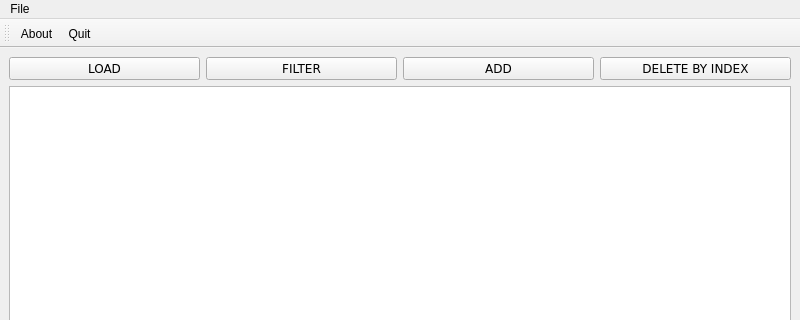
Before: the Qt Designer form src/mainwindow.ui in IvanHinz/dsba-itop2022-hw, drawn with Qt 5; both pictures show x 0 to 800 and y 0 to 320 of the 800 by 600 pixel window.
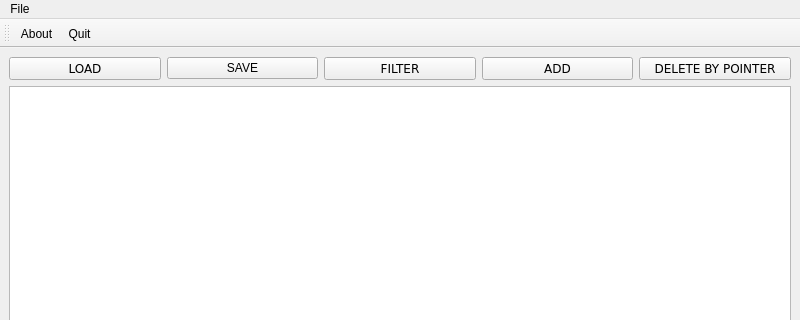
After: the same form once the commit is applied. Icons and pictures are not drawn.

```diff
--- a/src/mainwindow.ui
+++ b/src/mainwindow.ui
@@ -29,6 +29,13 @@
         </property>
        </widget>
       </item>
+      <item>
+       <widget class="QPushButton" name="saveButton">
+        <property name="text">
+         <string>SAVE</string>
+        </property>
+       </widget>
+      </item>
       <item>
        <widget class="QPushButton" name="filterButton">
         <property name="font">
@@ -61,7 +68,7 @@
          </font>
         </property>
         <property name="text">
-         <string>DELETE BY INDEX</string>
+         <string>DELETE BY POINTER</string>
         </property>
        </widget>
       </item>
```
